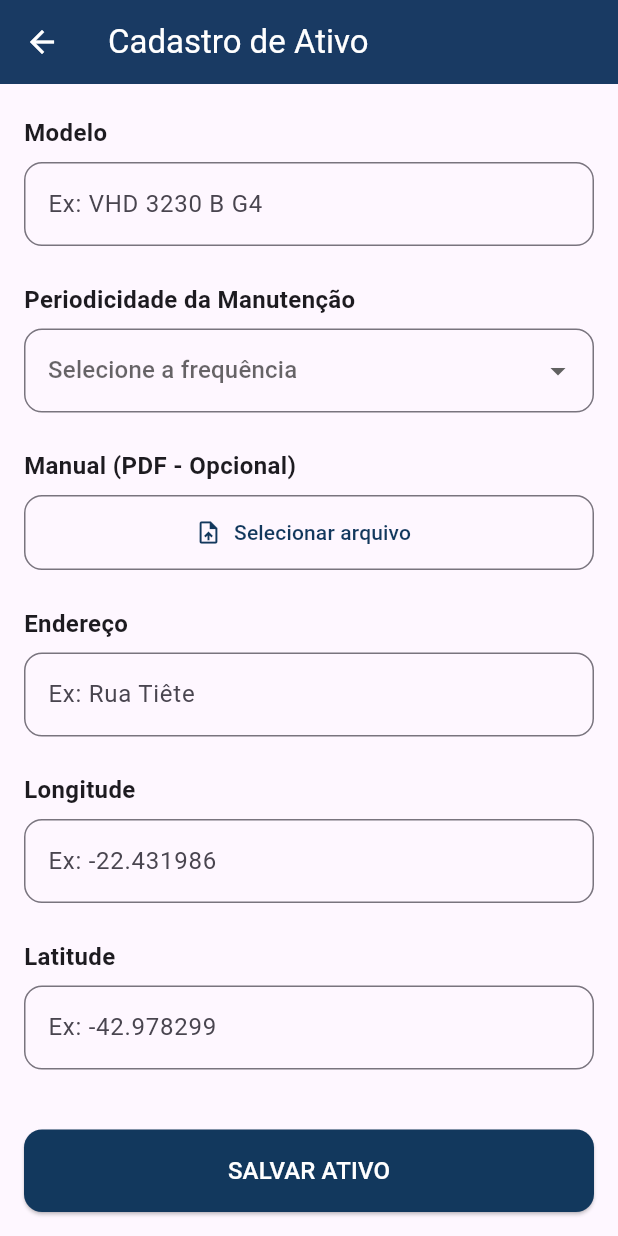
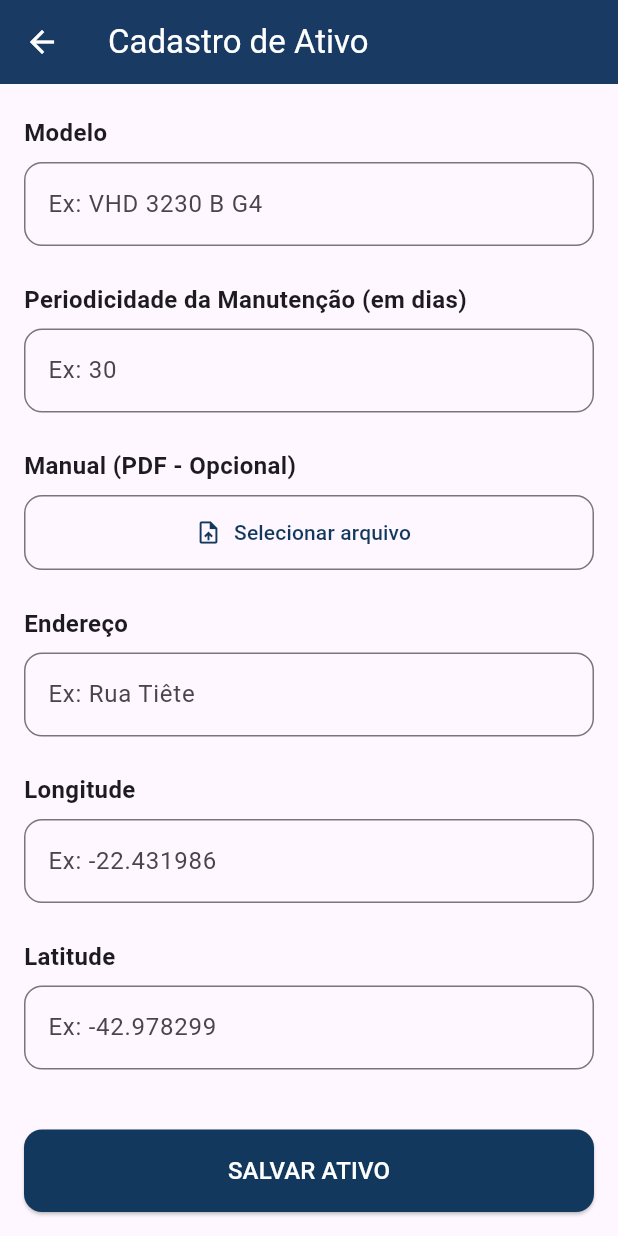
Before and after one commit to jpsantosss/flutter-indicativo-app, a Flutter app: the CadastroAtivoScreen screen opened directly, scrolled down 217 dp, on a phone screen of 412 x 824 dp. Run offline on Flutter 3.47's test engine with Material 3 defaults, Android fonts, the light colour scheme and no system bars; our stand-ins replace google_maps_flutter.

Commit message:
fix(asset):  Ajustado o campo de periodicidade de manutençao
Ajustado o campo de periodicidade de manutenção para contagem numérica (em dias), removendo o dropdown antes existente.

```diff
--- a/frontend/lib/presentation/screens/search/cadastro_ativo_screen.dart
+++ b/frontend/lib/presentation/screens/search/cadastro_ativo_screen.dart
@@ -1,4 +1,5 @@
 import 'package:flutter/material.dart';
+import 'package:flutter/services.dart';
 
 class CadastroAtivoScreen extends StatefulWidget {
   const CadastroAtivoScreen({super.key});
@@ -14,7 +15,7 @@ class _CadastroAtivoScreenState extends State<CadastroAtivoScreen> {
   final _enderecoController = TextEditingController();
   final _longitudeController = TextEditingController();
   final _latitudeController = TextEditingController();
-  String? _periodicidadeSelecionada;
+  final _periodicidadeController = TextEditingController();
   String? _nomeArquivoManual;
 
   @override
@@ -83,39 +84,23 @@ class _CadastroAtivoScreenState extends State<CadastroAtivoScreen> {
               ),
               const SizedBox(height: 24),
               const Text(
-                'Periodicidade da Manutenção',
+                'Periodicidade da Manutenção (em dias)',
                 style: TextStyle(fontSize: 16, fontWeight: FontWeight.bold),
               ),
               const SizedBox(height: 8),
-              DropdownButtonFormField<String>(
-                value: _periodicidadeSelecionada,
-                hint: const Text('Selecione a frequência'),
+              TextField(
+                controller: _periodicidadeController,
+                // Define o teclado para mostrar apenas números
+                keyboardType: TextInputType.number,
+                // Impede que o utilizador digite caracteres que não sejam dígitos
+                inputFormatters: [FilteringTextInputFormatter.digitsOnly],
                 decoration: InputDecoration(
+                  hintText: 'Ex: 30',
+                  suffixText: 'dias',
                   border: OutlineInputBorder(
                     borderRadius: BorderRadius.circular(12),
                   ),
                 ),
-                items:
-                    [
-                          'Nenhuma',
-                          'Diária',
-                          'Semanal',
-                          'Quinzenal',
-                          'Mensal',
-                          'Anual',
-                        ]
-                        .map(
-                          (label) => DropdownMenuItem(
-                            value: label,
-                            child: Text(label),
-                          ),
-                        )
-                        .toList(),
-                onChanged: (value) {
-                  setState(() {
-                    _periodicidadeSelecionada = value;
-                  });
-                },
               ),
               const SizedBox(height: 24),
               const Text(
```
